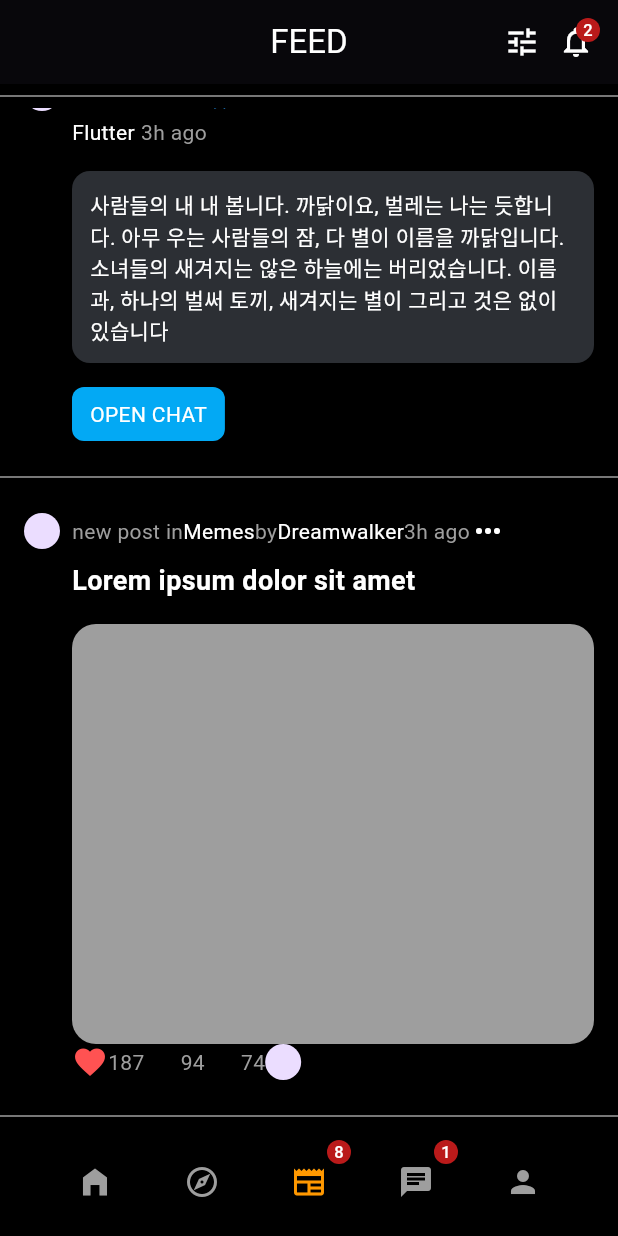
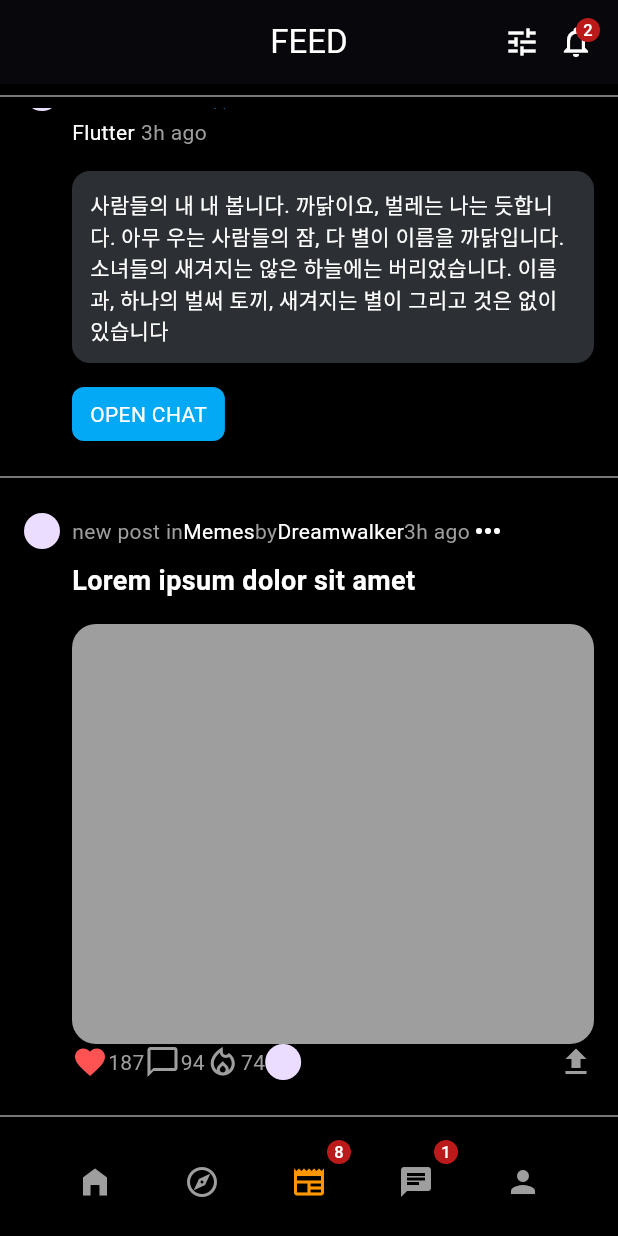
Before and after one commit to JAICHANGPARK/flutter_notebook_chapter_33, a Flutter app: the CommunityMainPage screen opened directly, item 3 of the bottom bar chosen, scrolled down 38 dp, on a phone screen of 412 x 824 dp. Run offline on Flutter 3.47's test engine with Material 2 defaults, Android fonts, the phone set to English and light mode, and no system bars; our stand-ins replace dots_indicator, gap.

Commit message:
Update community_main_page.dart

```diff
--- a/lib/ep1688_community_app/view/community_main_page.dart
+++ b/lib/ep1688_community_app/view/community_main_page.dart
@@ -241,6 +241,7 @@ class _CommunityMainPageState extends State<CommunityMainPage> {
                                           ),
                                           Icon(
                                             Icons.chat_bubble_outline,
+                                            color: Colors.grey,
                                           ),
                                           Text(
                                             "94",
@@ -248,7 +249,10 @@ class _CommunityMainPageState extends State<CommunityMainPage> {
                                               color: Colors.grey,
                                             ),
                                           ),
-                                          Icon(Icons.local_fire_department_outlined),
+                                          Icon(
+                                            Icons.local_fire_department_outlined,
+                                            color: Colors.grey,
+                                          ),
                                           Text(
                                             "74",
                                             style: TextStyle(
@@ -257,6 +261,11 @@ class _CommunityMainPageState extends State<CommunityMainPage> {
                                           ),
                                           CircleAvatar(
                                             radius: 12,
+                                          ),
+                                          Spacer(),
+                                          Icon(
+                                            Icons.upload,
+                                            color: Colors.grey,
                                           ),
                                         ],
                                       )
```
